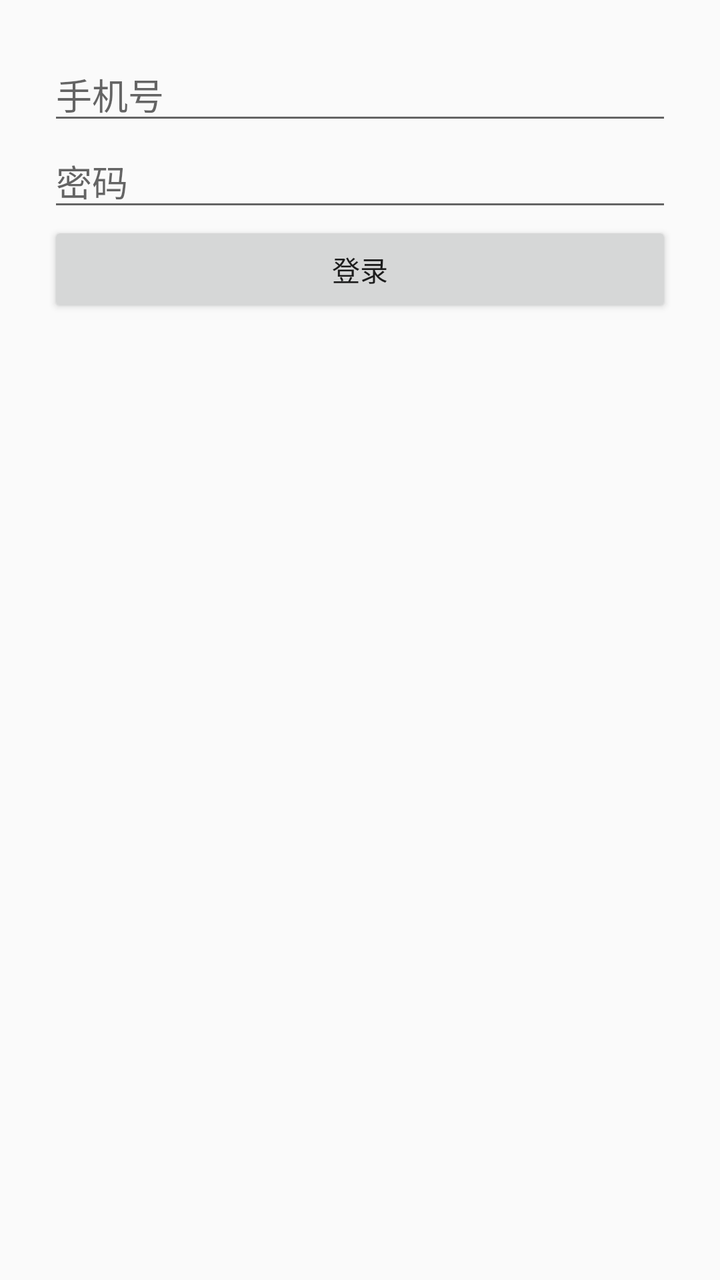
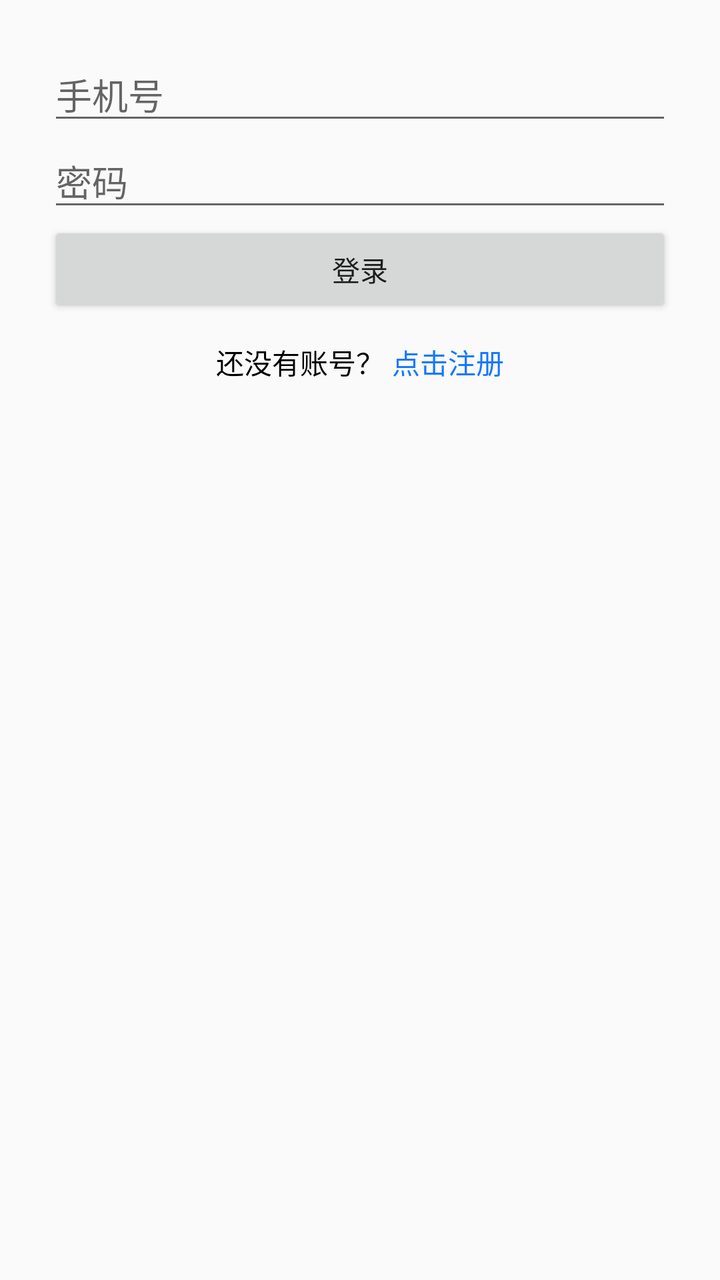

An Android layout rendered at two revisions. The XML below is the earlier revision; the diff shows what the commit changed to produce the second picture.
<!-- AndroidManifest.xml: application theme Theme.Note -->
<!-- res/layout/activity_login.xml -->
<layout xmlns:android="http://schemas.android.com/apk/res/android"
    xmlns:app="http://schemas.android.com/apk/res-auto"
    xmlns:tools="http://schemas.android.com/tools">

    <androidx.constraintlayout.widget.ConstraintLayout
        android:id="@+id/main"
        android:layout_width="match_parent"
        android:layout_height="match_parent"
        android:padding="24dp"
        tools:context=".ui.user.LoginActivity">

        <EditText
            android:id="@+id/etPhone"
            android:layout_width="0dp"
            android:layout_height="wrap_content"
            android:hint="手机号"
            android:inputType="phone"
            android:maxLines="1"
            app:layout_constraintEnd_toEndOf="parent"
            app:layout_constraintStart_toStartOf="parent"
            app:layout_constraintTop_toTopOf="parent"
            app:layout_constraintVertical_chainStyle="packed" />

        <EditText
            android:id="@+id/etPassword"
            android:layout_width="0dp"
            android:layout_height="wrap_content"
            android:hint="密码"
            android:inputType="textPassword"
            android:maxLines="1"
            app:layout_constraintEnd_toEndOf="parent"
            app:layout_constraintStart_toStartOf="parent"
            app:layout_constraintTop_toBottomOf="@id/etPhone" />

        <Button
            android:id="@+id/btnLogin"
            android:layout_width="0dp"
            android:layout_height="wrap_content"
            android:text="登录"
            app:layout_constraintEnd_toEndOf="parent"
            app:layout_constraintStart_toStartOf="parent"
            app:layout_constraintTop_toBottomOf="@id/etPassword" />
    </androidx.constraintlayout.widget.ConstraintLayout>
</layout>
<!-- resources referenced by this layout -->
<resources>
  <style name="Theme.Note" parent="Theme.AppCompat.Light.NoActionBar" />
</resources>

<!-- the commit's change to res/layout/activity_login.xml (unified diff, before → after) -->
@@ -40,5 +40,31 @@
             app:layout_constraintEnd_toEndOf="parent"
             app:layout_constraintStart_toStartOf="parent"
             app:layout_constraintTop_toBottomOf="@id/etPassword" />
+
+        <LinearLayout
+            android:id="@+id/layoutToRegister"
+            android:layout_width="wrap_content"
+            android:layout_height="wrap_content"
+            android:layout_marginTop="12dp"
+            android:orientation="horizontal"
+            app:layout_constraintEnd_toEndOf="parent"
+            app:layout_constraintStart_toStartOf="parent"
+            app:layout_constraintTop_toBottomOf="@id/btnLogin">
+
+            <TextView
+                android:id="@+id/tvNoAccount"
+                android:layout_width="wrap_content"
+                android:layout_height="wrap_content"
+                android:text="还没有账号？"
+                android:textColor="@android:color/black" />
+
+            <TextView
+                android:id="@+id/tvRegister"
+                android:layout_width="wrap_content"
+                android:layout_height="wrap_content"
+                android:layout_marginStart="4dp"
+                android:text="点击注册"
+                android:textColor="#1677FF" />
+        </LinearLayout>
     </androidx.constraintlayout.widget.ConstraintLayout>
 </layout>
